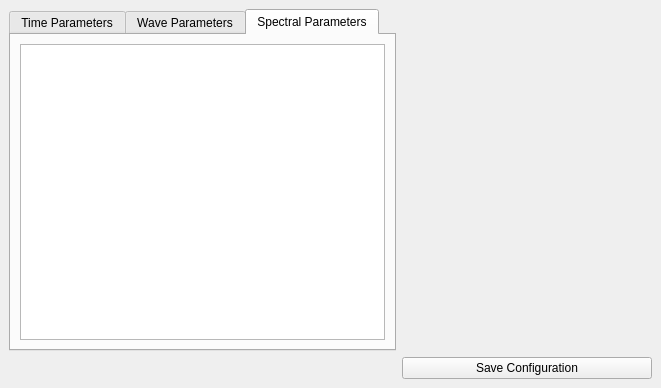
ECMora/SoundLab, file graphic_interface/UI_Files/ParametersWindow.ui: the form before one commit.
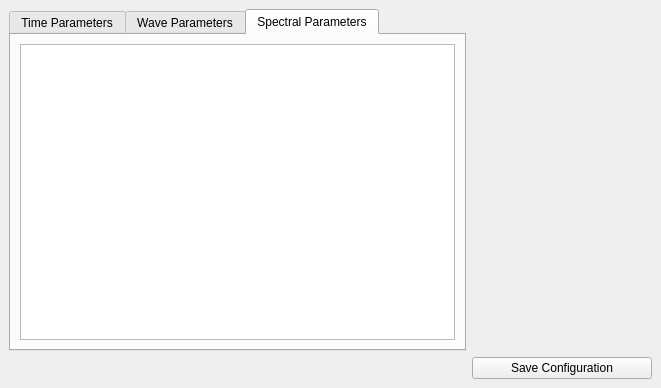
The form after the commit.

Patch:
```diff
--- a/graphic_interface/UI_Files/ParametersWindow.ui
+++ b/graphic_interface/UI_Files/ParametersWindow.ui
@@ -54,7 +54,7 @@
       </property>
       <property name="minimumSize">
        <size>
-        <width>250</width>
+        <width>180</width>
         <height>0</height>
        </size>
       </property>
```
